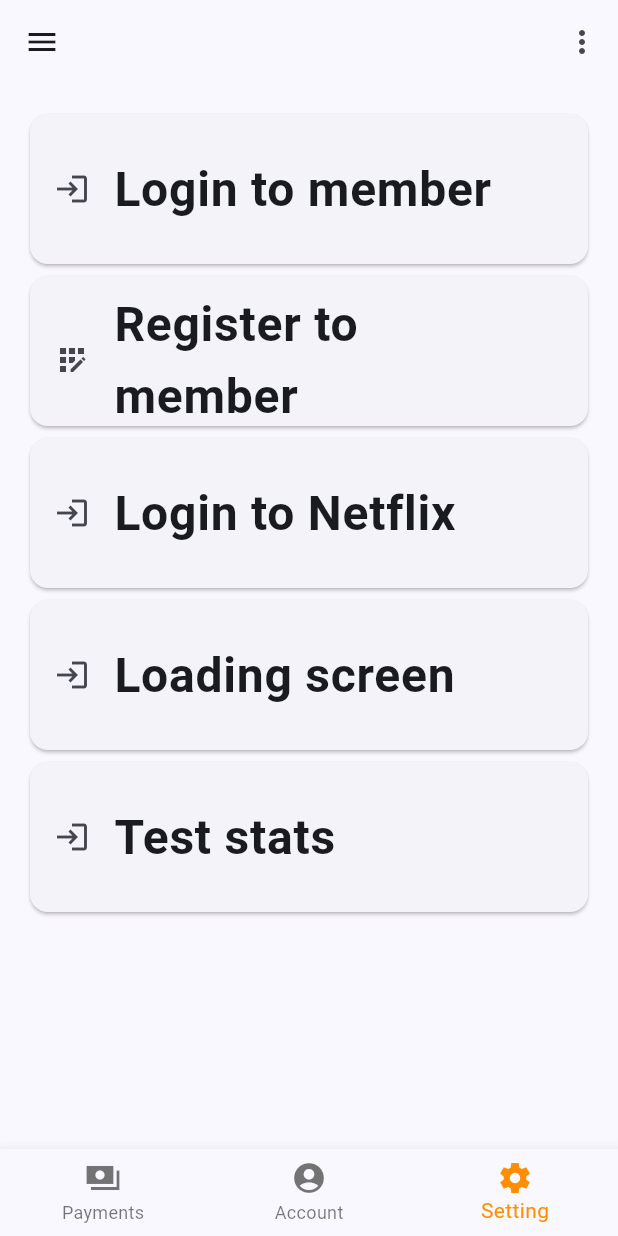
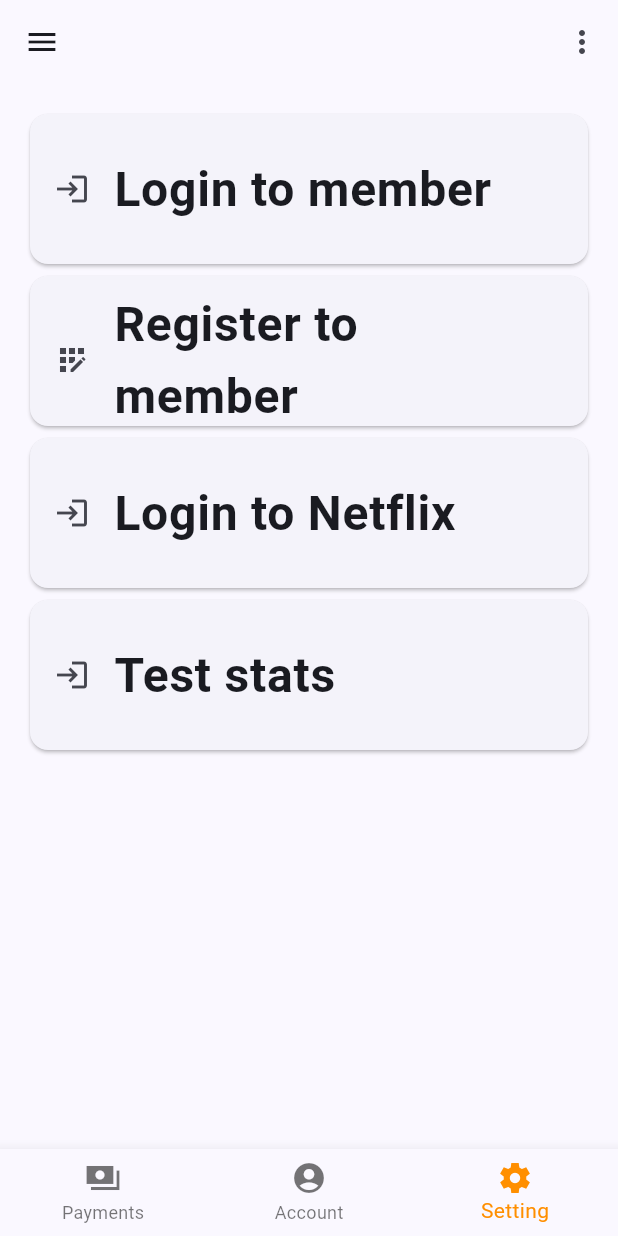
Before and after one commit to hoseCloud/sp1-frontend, a Flutter app: the screen it shows after launch, item 3 of the bottom bar chosen, on a phone screen of 412 x 824 dp. Run offline on Flutter 3.47's test engine with Material 2 defaults, Android fonts, the phone set to English and light mode, and no system bars; our stand-ins replace loading_animation_widget, sqflite; accounts and stored records are empty.

Commit message:
Rename screen and remove unnecessary code

```diff
--- a/lib/main.dart
+++ b/lib/main.dart
@@ -1,5 +1,5 @@
 import 'package:flutter/material.dart';
-import 'package:flutterapp/screen/splash.dart';
+import 'package:flutterapp/screen/splash009.dart';
 import 'package:provider/provider.dart';
 import 'package:flutterapp/stats.dart';
 
--- a/lib/screen/loading.dart
+++ /dev/null
@@ -1,11 +0,0 @@
-import 'package:flutter/material.dart';
-import 'package:loading_animation_widget/loading_animation_widget.dart';
-
-Center loading() {
-  return Center(
-    child: LoadingAnimationWidget.staggeredDotsWave(
-      color: Colors.grey,
-      size: 100,
-    ),
-  );
-}
--- a/lib/screen/setting003.dart
+++ b/lib/screen/setting003.dart
@@ -2,7 +2,6 @@ import 'package:flutter/material.dart';
 import 'package:flutterapp/screen/login_member004.dart';
 import 'package:flutterapp/screen/register_member005.dart';
 import 'package:flutterapp/screen/login_service006.dart';
-import 'package:flutterapp/screen/loading.dart';
 import 'package:flutterapp/screen/test_stats.dart';
 
 // #003 ScreenSetting
@@ -96,31 +95,6 @@ class ScreenSetting extends StatelessWidget {
                 onTap: () {
                   Navigator.push(
                       context,
-                      MaterialPageRoute(builder: (context) => loading())
-                  );
-                },
-                child: const SizedBox(
-                  width: 300,
-                  height: 100,
-                  child: Center(
-                    child: ListTile(
-                      leading: Icon(Icons.login),
-                      title: Text(
-                        'Loading screen',
-                        style: TextStyle(fontWeight: FontWeight.bold),
-                        textScaleFactor: 2.0,
-                      ),
-                    ),
-                  ),
-                ),
-              ),
-            ),
-            Card(
-              child: InkWell(
-                splashColor: Colors.blue.withAlpha(30),
-                onTap: () {
-                  Navigator.push(
-                      context,
                       MaterialPageRoute(builder: (context) => const StatsTest())
                   );
                 },
--- a/lib/screen/splash.dart
+++ b/lib/screen/splash009.dart
@@ -1,6 +1,6 @@
 import 'package:flutter/material.dart';
-import 'package:flutterapp/screen/mainTabs.dart';
-import 'package:flutterapp/screen/loading.dart';
+import 'package:flutterapp/screen/mainTabs008.dart';
+import 'package:loading_animation_widget/loading_animation_widget.dart';
 import 'package:provider/provider.dart';
 import 'package:flutterapp/stats.dart';
 import 'package:flutterapp/global.dart';
@@ -64,7 +64,12 @@ class _ScreenSplashState extends State<ScreenSplash> {
             children: <Widget>[
               SizedBox(height: screenHeight * 0.384375),
               Center(
-                child: loading(),
+                child: Center(
+                  child: LoadingAnimationWidget.staggeredDotsWave(
+                    color: Colors.grey,
+                    size: 100,
+                  ),
+                ),
               ),
               SizedBox(height: MediaQuery.of(context).size.height * 0.0625),
             ],
```
Also changed, not shown: lib/screen/mainTabs008.dart (renamed from lib/screen/mainTabs.dart).
